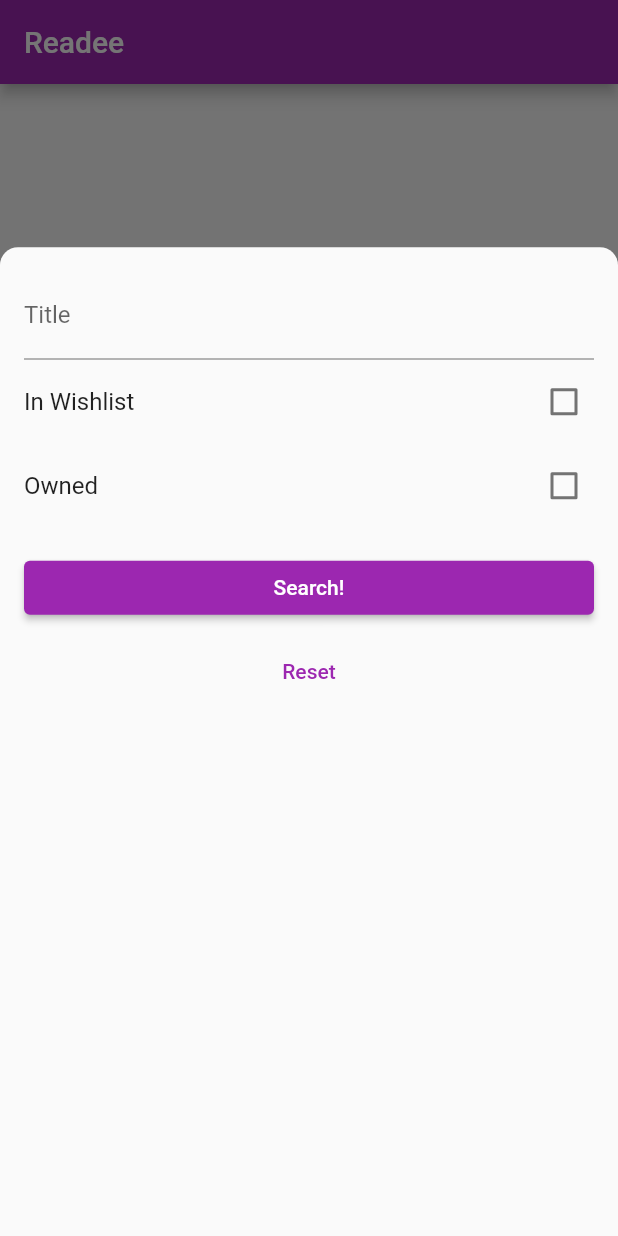
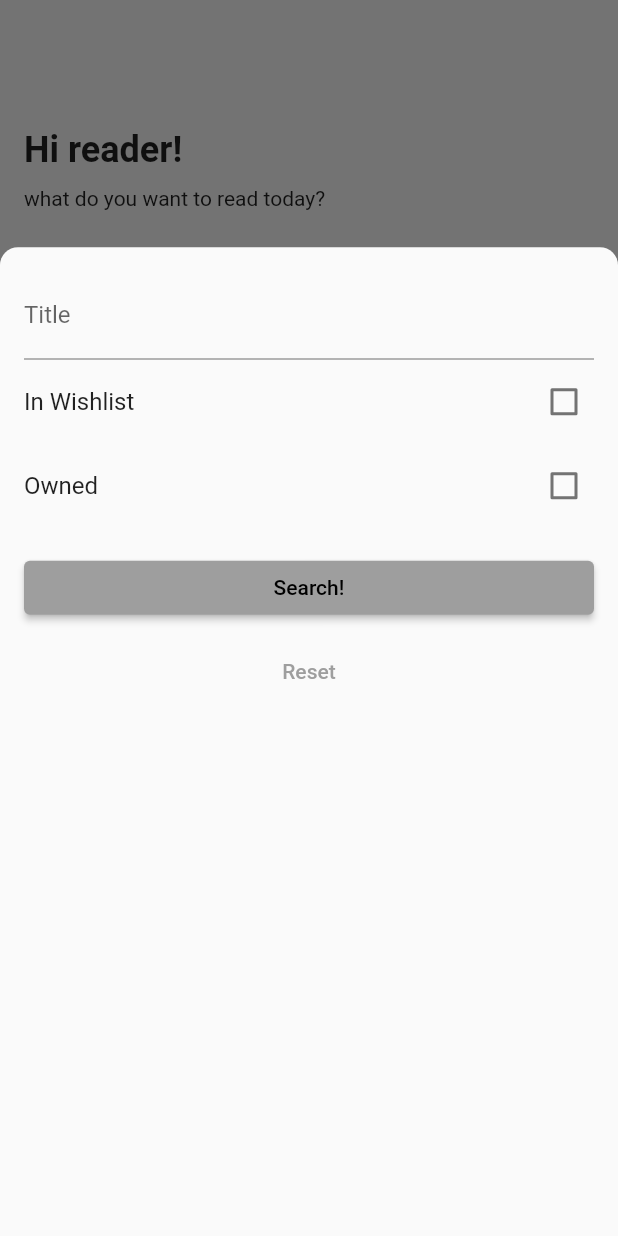
Before and after one commit to Knospfer/readee, a Flutter app: the screen it shows after launch, after a tap on the "search" icon, on a phone screen of 412 x 824 dp. Run offline on Flutter 3.47's test engine with Material 2 defaults, Android fonts, the phone set to English and light mode, and no system bars; drawn by our look-alikes of reactive_forms; our stand-ins replace auto_route, bloc, cloud_firestore, firebase_core, flutter_bloc, freezed_annotation and 4 more; accounts and stored records are empty; generated files the repository leaves out were written again.

Commit message:
feat: updated home screen ui

```diff
--- a/lib/main.dart
+++ b/lib/main.dart
@@ -19,7 +19,7 @@ class MyApp extends StatelessWidget {
 
     return MaterialApp.router(
       title: 'Readee',
-      theme: ThemeData(primarySwatch: Colors.purple),
+      theme: ThemeData(primarySwatch: Colors.grey),
       routerDelegate: _router.delegate(),
       routeInformationParser: _router.defaultRouteParser(),
     );
--- a/lib/screens/home_screen.dart
+++ b/lib/screens/home_screen.dart
@@ -3,6 +3,7 @@ import 'package:flutter/material.dart';
 import 'package:flutter_bloc/flutter_bloc.dart';
 import 'package:readee/_core/navigation.gr.dart';
 import 'package:readee/_core/widgets/book_image.dart';
+import 'package:readee/_core/widgets/staggered_sliver_list.dart';
 import 'package:readee/_core/widgets/standard_box_shadow.dart';
 import 'package:readee/_domain/entities/filter_book_entity.dart';
 import 'package:readee/_domain/models/book_model.dart';
@@ -17,13 +18,16 @@ class HomeScreen extends StatefulWidget implements AutoRouteWrapper {
   State<StatefulWidget> createState() => HomeState();
 
   @override
-  Widget wrappedRoute(BuildContext context) => BlocProvider(
+  Widget wrappedRoute(BuildContext context) =>
+      BlocProvider(
         create: (_) => getIt<BookCubit>(),
         child: this,
       );
 }
 
 class HomeState extends State<HomeScreen> {
+  final _key = GlobalKey<StaggeredSliverListState<BookModel>>();
+
   Future<void> _showFilter() async {
     final filter = await showFilterModal(context) as FilterBookEntity?;
     if (!mounted) return;
@@ -33,28 +37,72 @@ class HomeState extends State<HomeScreen> {
   @override
   Widget build(BuildContext context) {
     return Scaffold(
-      appBar: AppBar(title: const Text("Readee")),
-      body: BlocBuilder<BookCubit, List<BookModel>>(
-        builder: ((_, items) {
-          return ListView.builder(
-            itemCount: items.length,
-            itemBuilder: (context, index) {
-              final book = items[index];
-
-              return GestureDetector(
-                onTap: () => context.router.push(DetailScreenRoute(book: book)),
-                child: _BookListTile(book: book),
-              );
-            },
-          );
+      body: BlocListener<BookCubit, List<BookModel>>(
+        listener: ((_, items) {
+          _key.currentState?.emptyList();
+          _key.currentState?.addItemsStaggered(items);
         }),
+        child: CustomScrollView(
+          slivers: [
+            const _HomeHeader(),
+            const SliverPadding(padding: EdgeInsets.only(bottom: 32)),
+            StaggeredSliverList<BookModel>(
+              key: _key,
+              builder: (_, item) {
+                return GestureDetector(
+                  onTap: () =>
+                      context.router.push(DetailScreenRoute(book: item)),
+                  child: _BookListTile(book: item),
+                );
+              },
+            ),
+          ],
+        ),
       ),
       floatingActionButton: FloatingActionButton(
         onPressed: _showFilter,
-        child: const Icon(Icons.search),
+        child: const Icon(
+          Icons.search,
+          color: Colors.white,
+        ),
       ),
     );
   }
+}
+
+class _HomeHeader extends StatelessWidget {
+  const _HomeHeader();
+
+  @override
+  Widget build(BuildContext context) {
+    return SliverAppBar(
+      backgroundColor: Colors.transparent,
+      expandedHeight: 140,
+      floating: false,
+      flexibleSpace: FlexibleSpaceBar(
+        background: Container(
+          padding: const EdgeInsets.symmetric(horizontal: 16),
+          alignment: Alignment.bottomLeft,
+          child: Column(
+            mainAxisSize: MainAxisSize.min,
+            crossAxisAlignment: CrossAxisAlignment.start,
+            children: const [
+              Text(
+                "Hi reader!",
+                style: TextStyle(
+                  fontSize: 24,
+                  fontWeight: FontWeight.bold,
+                ),
+              ),
+              SizedBox(height: 10),
+              Text("what do you want to read today?"),
+            ],
+          ),
+        ),
+      ),
+    );
+  }
+
 }
 
 class _BookListTile extends StatelessWidget {
@@ -66,7 +114,7 @@ class _BookListTile extends StatelessWidget {
   Widget build(BuildContext context) {
     final bookAvailable = book.copies > 0;
     final color =
-        bookAvailable ? Colors.green.shade300 : Colors.orange.shade300;
+    bookAvailable ? Colors.green.shade300 : Colors.orange.shade300;
     final icon = bookAvailable ? Icons.check : Icons.close_rounded;
 
     return Container(
```
